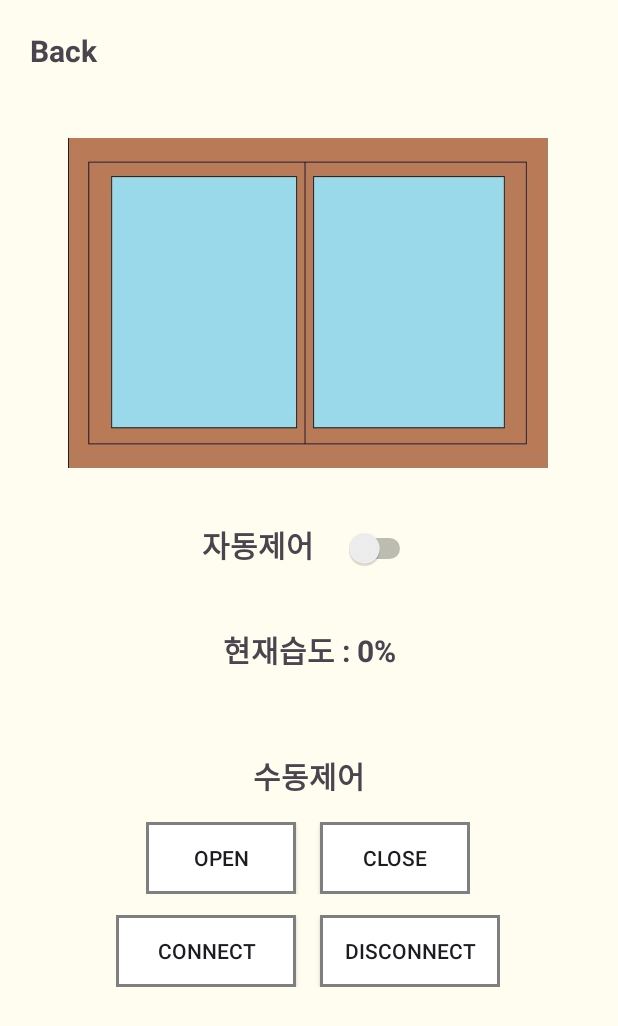
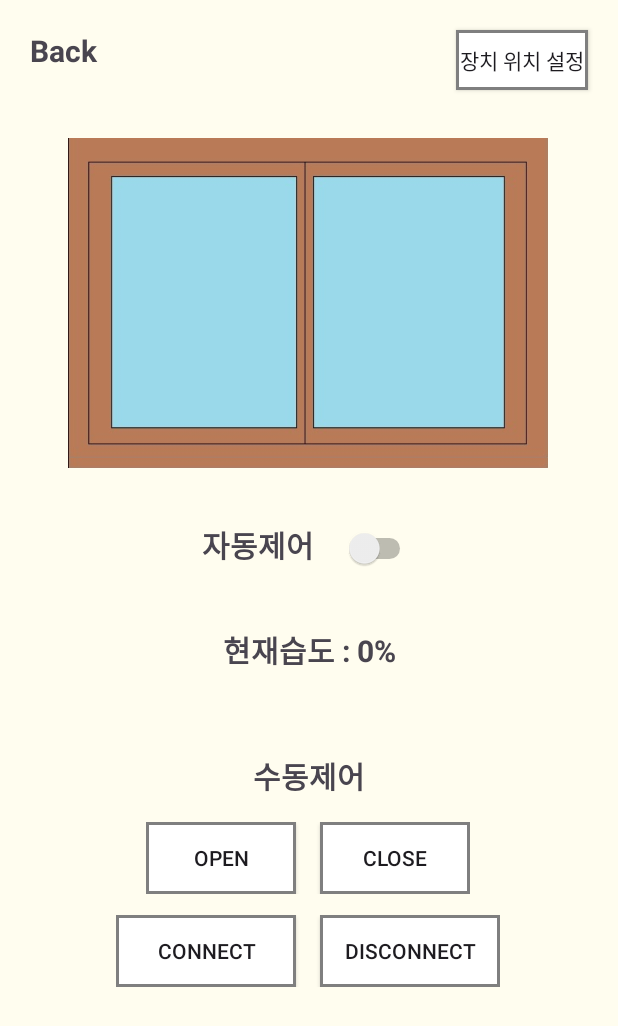
Before and after one commit to First-woosun/cozyIoT, an Android app: the windowControllerActivity screen opened directly, with no data from a screen before it, on a phone screen of 412 x 824 dp. Shown: the top 1026 px of the screen. Run offline under Robolectric (Android 15) with nearby library versions, the phone set to English and light mode, and no system bars.

Commit message:
코드 누락 수정

```diff
--- a/app/src/main/res/layout/activity_window_controller.xml
+++ b/app/src/main/res/layout/activity_window_controller.xml
@@ -22,6 +22,18 @@
         app:layout_constraintStart_toStartOf="parent"
         app:layout_constraintTop_toTopOf="parent"
         android:contentDescription="뒤로가기" />
+
+    <android.widget.Button
+        android:id="@+id/btn_confirm_location"
+        android:layout_width="wrap_content"
+        android:layout_height="40dp"
+        android:text="장치 위치 설정"
+        android:textSize="14sp"
+        android:background="@drawable/btn_effect"
+        android:layout_marginTop="20dp"
+        android:layout_marginEnd="20dp"
+        app:layout_constraintTop_toTopOf="parent"
+        app:layout_constraintEnd_toEndOf="parent" />
 
     <!-- Window Illustration (2 rectangles) -->
 
```
